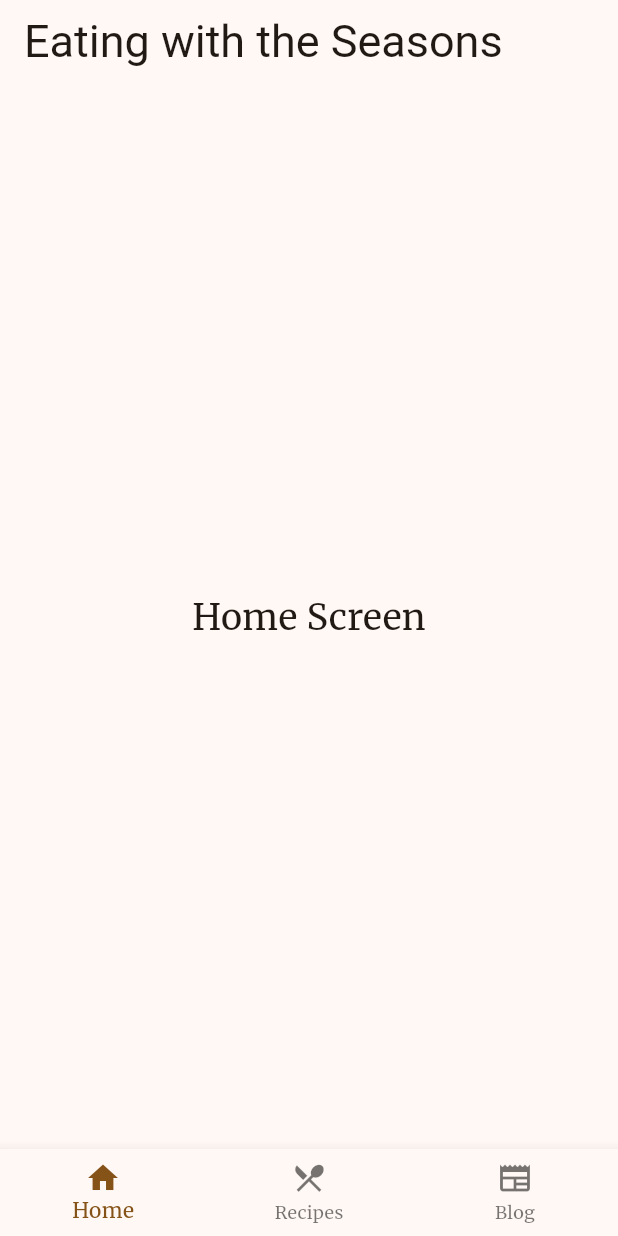
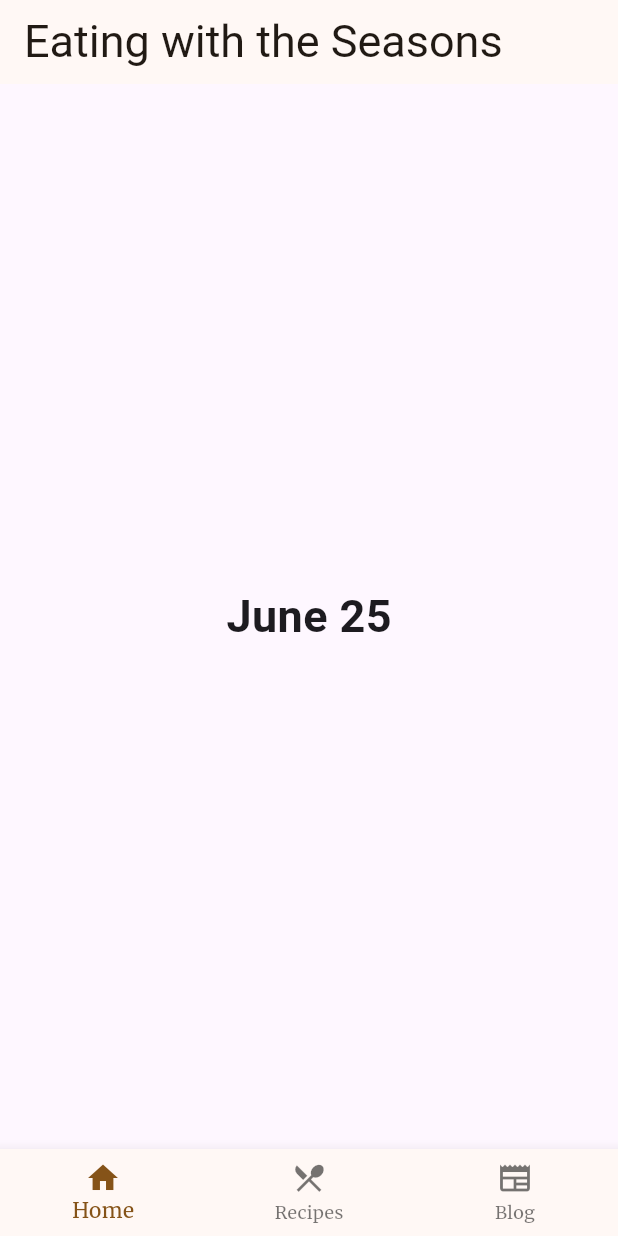
Before and after one commit to kayleighmonaghan/tm470_app, a Flutter app: the screen it shows after launch, on a phone screen of 412 x 824 dp. Run offline on Flutter 3.47's test engine with Material 3 defaults, Android fonts, the phone set to English and light mode, and no system bars; our stand-ins replace google_fonts.

Commit message:
added date to home page and installed date formatting package

```diff
--- a/lib/views/home_screen.dart
+++ b/lib/views/home_screen.dart
@@ -1,4 +1,5 @@
 import 'package:flutter/material.dart';
+import 'package:intl/intl.dart';
 
 class HomeScreen extends StatelessWidget {
   const HomeScreen({super.key});
@@ -6,9 +7,20 @@ class HomeScreen extends StatelessWidget {
   @override
   Widget build(BuildContext context) {
 
-
-    return const Center(
-      child: Text('Home Screen', style: TextStyle(fontSize: 24)),
+    return MaterialApp(
+      // browser tab title
+      title: "Home",
+      debugShowCheckedModeBanner: false,
+      // Body
+      home: Scaffold(
+        body: Center(
+          child: Text(
+            // Date format
+            DateFormat.MMMMd().format(DateTime.now()),
+            style: TextStyle(fontWeight: FontWeight.bold, fontSize: 30),
+          ),
+        ),
+      ),
     );
   }
 }
--- a/pubspec.yaml
+++ b/pubspec.yaml
@@ -36,6 +36,7 @@ dependencies:
   # Use with the CupertinoIcons class for iOS style icons.
   cupertino_icons: ^1.0.8
   google_fonts: ^6.2.1
+  intl: ^0.20.2
 
 dev_dependencies:
   flutter_test:
```
Also changed, not shown: pubspec.lock.
